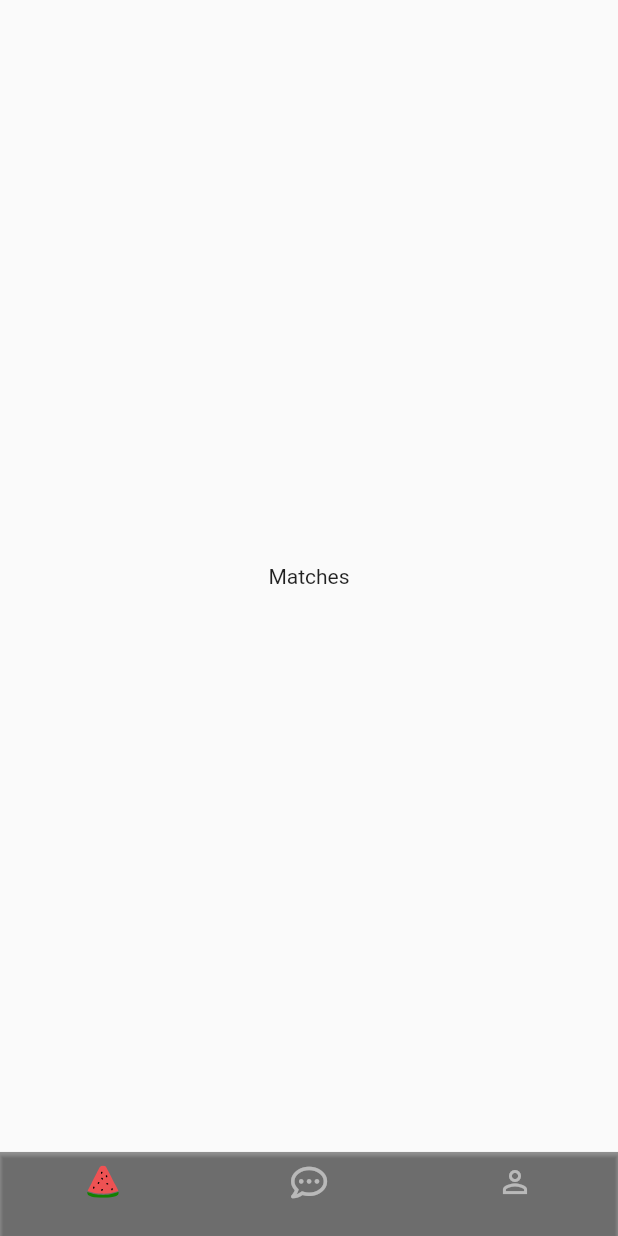
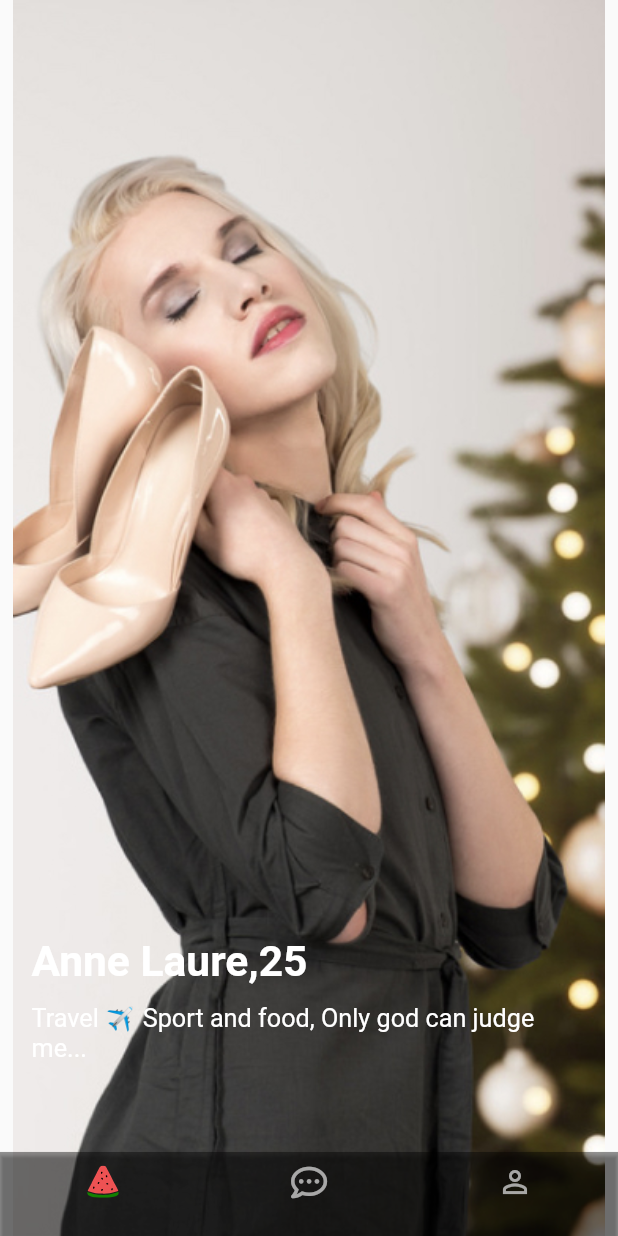
Before and after one commit to anthoninCL/Flutter-I-MyTinder, a Flutter app: the screen it shows after launch, on a phone screen of 412 x 824 dp. Run offline on Flutter 3.47's test engine with Material 2 defaults, Android fonts, the phone set to English and light mode, and no system bars; drawn by our look-alikes of scroll_to_index; our stand-ins replace flutter_svg, font_awesome_flutter.

Commit message:
feat: WIP scroll view, and profile

```diff
--- a/my_tinder/lib/Views/matches/matches.dart
+++ b/my_tinder/lib/Views/matches/matches.dart
@@ -1,4 +1,6 @@
 import 'package:flutter/material.dart';
+import 'package:my_tinder/Views/matches/widgets/profiles_list.dart';
+import 'package:scroll_to_index/scroll_to_index.dart';
 
 class Matches extends StatefulWidget {
   const Matches({Key? key}) : super(key: key);
@@ -8,10 +10,27 @@ class Matches extends StatefulWidget {
 }
 
 class _MatchesState extends State<Matches> {
+
+  late AutoScrollController controller;
+
+  @override
+  void initState() {
+    super.initState();
+    controller = AutoScrollController(
+        viewportBoundaryGetter: () =>
+            Rect.fromLTRB(0, 0, 0, MediaQuery.of(context).padding.bottom),
+        axis: Axis.vertical);
+  }
+
   @override
   Widget build(BuildContext context) {
-    return const Scaffold(
-      body: Center(child: Text("Matches")),
+    return Scaffold(
+      extendBody: true,
+      body: OrientationBuilder(
+        builder: (context, builder) {
+          return ProfileList(controller: controller);
+        }
+      ),
     );
   }
 }
--- /dev/null
+++ b/my_tinder/lib/Views/matches/widgets/profile_card.dart
@@ -0,0 +1,31 @@
+import 'package:flutter/material.dart';
+import 'package:my_tinder/Views/matches/widgets/profile_card_footer.dart';
+
+class ProfileCard extends StatelessWidget {
+  final profile;
+  final index;
+  final controller;
+  const ProfileCard({Key? key, required this.profile, required this.index, required this.controller}) : super(key: key);
+
+  @override
+  Widget build(BuildContext context) {
+    return FittedBox(
+        fit: BoxFit.fill,
+        child: Stack(alignment: AlignmentDirectional.bottomCenter, children: [
+          Image.asset(
+            "assets/images/" + profile,
+          ),
+          SizedBox(
+            width: MediaQuery.of(context).size.width - 20,
+            height: MediaQuery.of(context).size.height - 40,
+            child: Column(
+              children: [
+                //buildProfileInformations(street: "Tour Eiffel", distance: 2),
+                const Spacer(),
+                ProfileCardFooter(profile: profile, index: null, controller: controller,)
+              ],
+            ),
+          )
+        ]));
+  }
+}
--- /dev/null
+++ b/my_tinder/lib/Views/matches/widgets/profile_card_footer.dart
@@ -0,0 +1,56 @@
+import 'package:flutter/material.dart';
+import 'package:scroll_to_index/scroll_to_index.dart';
+
+class ProfileCardFooter extends StatelessWidget {
+  final profile;
+  final index;
+  final controller;
+  const ProfileCardFooter({Key? key, required this.profile, required this.index, required this.controller}) : super(key: key);
+
+  @override
+  Widget build(BuildContext context) {
+    return Padding(
+      padding: EdgeInsets.only(
+          bottom: MediaQuery.of(context).size.height / 7),
+      child: SizedBox(
+        width: MediaQuery.of(context).size.width - 20,
+        child: Padding(
+          padding: const EdgeInsets.symmetric(horizontal: 20.0),
+          child: Column(
+            crossAxisAlignment: CrossAxisAlignment.start,
+            children: [
+              buildProfileDescription(
+                  name: "Anne Laure",
+                  age: 25,
+                  description:
+                  "Travel ✈️ Sport and food, Only god can judge me..."),
+              //buildChoiceRow(index: index),
+            ],
+          ),
+        ),
+      ),
+    );
+  }
+
+  Widget buildProfileDescription({required String name, required int age, required String description}) => Column(
+    crossAxisAlignment: CrossAxisAlignment.start,
+    children: [
+      Text(name + "," + age.toString(), style: const TextStyle(fontSize: 27, fontWeight: FontWeight.bold, color: Colors.white),),
+      const SizedBox(height: 10),
+      Text(description, style: const TextStyle(fontSize: 16, color: Colors.white),),
+      const SizedBox(height: 20),
+    ],
+  );
+
+  Future _scrollToIndex(index) async {
+    await controller.scrollToIndex(index + 1, preferPosition: AutoScrollPosition.begin);
+  }
+
+  /*Widget buildChoiceRow({required index}) => Row(
+    mainAxisAlignment: MainAxisAlignment.spaceAround,
+    children: [
+      myFAB(icon: const Icon(Icons.close, size: 30,), onPress: () => _scrollToIndex(index),),
+      myFAB(icon: const Icon(Icons.favorite_outline, size: 30, color: Colors.red,), onPress: () => _scrollToIndex(index)),
+    ],
+  );*/
+}
--- /dev/null
+++ b/my_tinder/lib/Views/matches/widgets/profiles_list.dart
@@ -0,0 +1,29 @@
+import 'package:flutter/material.dart';
+import 'package:my_tinder/Views/matches/widgets/profile_card.dart';
+import 'package:scroll_to_index/scroll_to_index.dart';
+
+class ProfileList extends StatelessWidget {
+  final controller;
+
+  const ProfileList({Key? key, required this.controller}) : super(key: key);
+
+  static const arr = ["match1.jpg", "match2.jpg", "match3.jpg"];
+
+  @override
+  Widget build(BuildContext context) {
+    return ListView(
+      scrollDirection: Axis.vertical,
+      controller: controller,
+      padding: EdgeInsets.zero,
+      physics: const NeverScrollableScrollPhysics(),
+      children: [
+        ...List.generate(arr.length, (index) =>
+            AutoScrollTag(key: ValueKey(index),
+                controller: controller,
+                index: index,
+                child: ProfileCard(controller: controller, profile: arr[index], index: index,))
+        )
+      ],
+    );
+  }
+}
--- a/my_tinder/lib/match.dart
+++ b/my_tinder/lib/match.dart
@@ -42,6 +42,7 @@ class _MyHomePageState extends State<MyHomePage> {
   @override
   Widget build(BuildContext context) {
     return Scaffold(
+      extendBody: true,
       body: Center(
           child: IndexedStack(
             index: _selectedIndex,
--- a/my_tinder/pubspec.yaml
+++ b/my_tinder/pubspec.yaml
@@ -36,6 +36,7 @@ dependencies:
   cupertino_icons: ^1.0.2
   flutter_svg: ^0.22.0
   font_awesome_flutter: ^9.1.0
+  scroll_to_index: ^2.1.0
 
 dev_dependencies:
   flutter_test:
@@ -63,6 +64,9 @@ flutter:
   assets:
     - assets/icons/main-icon.svg
     - assets/icons/main-icon-outline.svg
+    - assets/images/match1.jpg
+    - assets/images/match2.jpg
+    - assets/images/match3.jpg
 
   # An image asset can refer to one or more resolution-specific "variants", see
   # https://flutter.dev/assets-and-images/#resolution-aware.
```
Also changed, not shown: my_tinder/assets/images/match1.jpg (added), my_tinder/assets/images/match2.jpg (added), my_tinder/assets/images/match3.jpg (added), my_tinder/pubspec.lock, 1 other file.
